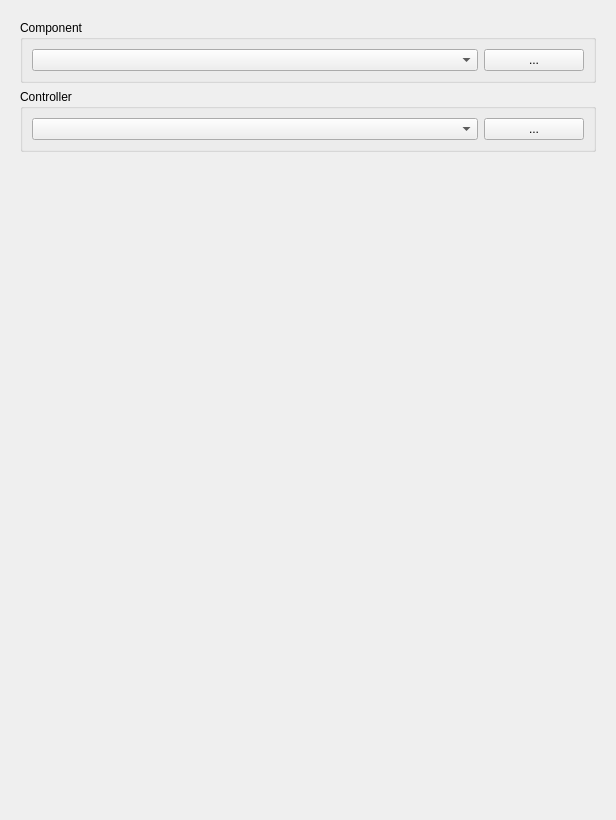
This is SIM-VICUS/src/SVPropNetworkEditWidget.ui in ghorwin/SIM-VICUS as Qt 5 draws it before an edit. The edited form follows.
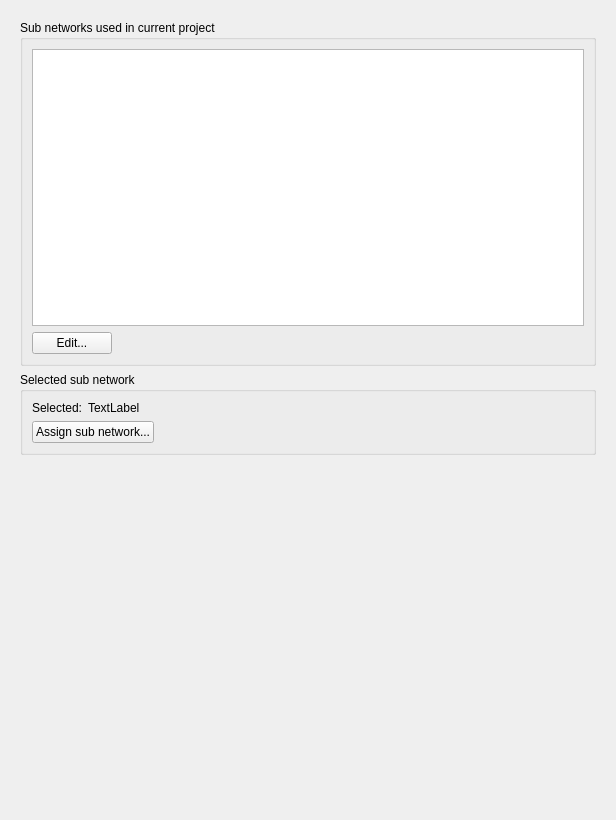
This is the edited form. The open tabs and pages were chosen to show the change. Custom widgets are drawn as their Qt base class.

Commit message: Prop edit widget Heat Exchange Page

```diff
--- a/SIM-VICUS/src/SVPropNetworkEditWidget.ui
+++ b/SIM-VICUS/src/SVPropNetworkEditWidget.ui
@@ -600,47 +600,94 @@
        <item>
         <widget class="QGroupBox" name="groupBoxComponent">
          <property name="title">
-          <string>Component</string>
+          <string>Sub networks used in current project</string>
          </property>
-         <layout class="QHBoxLayout" name="horizontalLayout_6">
-          <item>
-           <widget class="QComboBox" name="comboBoxComponent"/>
-          </item>
-          <item>
-           <widget class="QPushButton" name="pushButtonEditComponents">
-            <property name="maximumSize">
-             <size>
-              <width>100</width>
-              <height>16777215</height>
-             </size>
-            </property>
+         <layout class="QGridLayout" name="gridLayout_7">
+          <item row="1" column="0">
+           <widget class="QPushButton" name="pushButtonEditSubNetworks">
             <property name="text">
-             <string>...</string>
+             <string>Edit...</string>
+            </property>
+            <property name="iconSize">
+             <size>
+              <width>24</width>
+              <height>24</height>
+             </size>
             </property>
            </widget>
           </item>
+          <item row="1" column="1">
+           <spacer name="horizontalSpacer_4">
+            <property name="orientation">
+             <enum>Qt::Horizontal</enum>
+            </property>
+            <property name="sizeHint" stdset="0">
+             <size>
+              <width>280</width>
+              <height>20</height>
+             </size>
+            </property>
+           </spacer>
+          </item>
+          <item row="0" column="0" colspan="2">
+           <widget class="QTableWidget" name="tableWidgetSubNetworks"/>
+          </item>
          </layout>
         </widget>
        </item>
        <item>
         <widget class="QGroupBox" name="groupBoxController">
          <property name="title">
-          <string>Controller</string>
+          <string>Selected sub network</string>
          </property>
-         <layout class="QHBoxLayout" name="horizontalLayout_2">
-          <item>
-           <widget class="QComboBox" name="comboBoxController"/>
+         <layout class="QGridLayout" name="gridLayout_8">
+          <item row="1" column="0" colspan="2">
+           <layout class="QHBoxLayout" name="horizontalLayout_4">
+            <item>
+             <widget class="QPushButton" name="pushButtonAssignSubNetwork">
+              <property name="text">
+               <string>Assign sub network...</string>
+              </property>
+              <property name="iconSize">
+               <size>
+                <width>24</width>
+                <height>24</height>
+               </size>
+              </property>
+             </widget>
+            </item>
+            <item>
+             <spacer name="horizontalSpacer_5">
+              <property name="orientation">
+               <enum>Qt::Horizontal</enum>
+              </property>
+              <property name="sizeHint" stdset="0">
+               <size>
+                <width>558</width>
+                <height>20</height>
+               </size>
+              </property>
+             </spacer>
+            </item>
+           </layout>
           </item>
-          <item>
-           <widget class="QPushButton" name="pushButtonEditController">
-            <property name="maximumSize">
-             <size>
-              <width>100</width>
-              <height>16777215</height>
-             </size>
+          <item row="0" column="1">
+           <widget class="QLabel" name="labelSelectedSubNetwork">
+            <property name="sizePolicy">
+             <sizepolicy hsizetype="Expanding" vsizetype="Preferred">
+              <horstretch>0</horstretch>
+              <verstretch>0</verstretch>
+             </sizepolicy>
             </property>
             <property name="text">
-             <string>...</string>
+             <string>TextLabel</string>
+            </property>
+           </widget>
+          </item>
+          <item row="0" column="0">
+           <widget class="QLabel" name="label_16">
+            <property name="text">
+             <string>Selected:</string>
             </property>
            </widget>
           </item>
```
Left out of the diff: 86 changed lines with no effect on the pictures. The commit also changes 7 other files.
